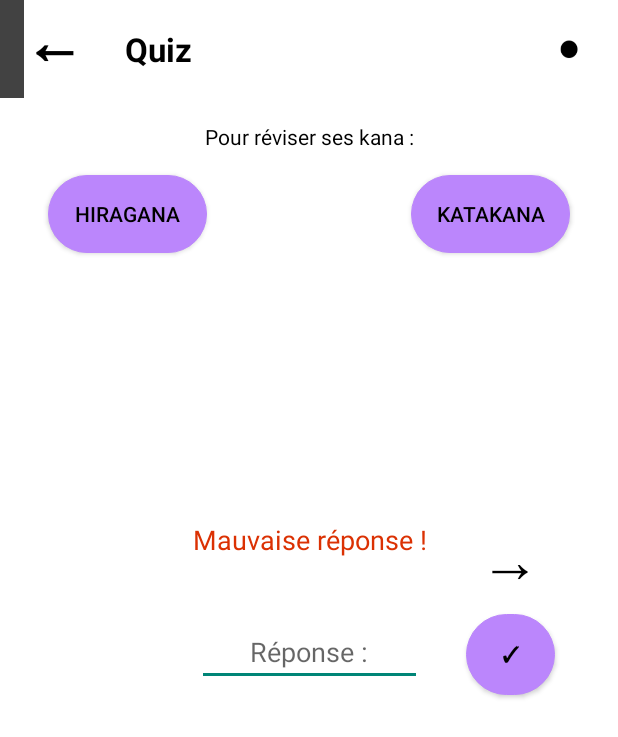
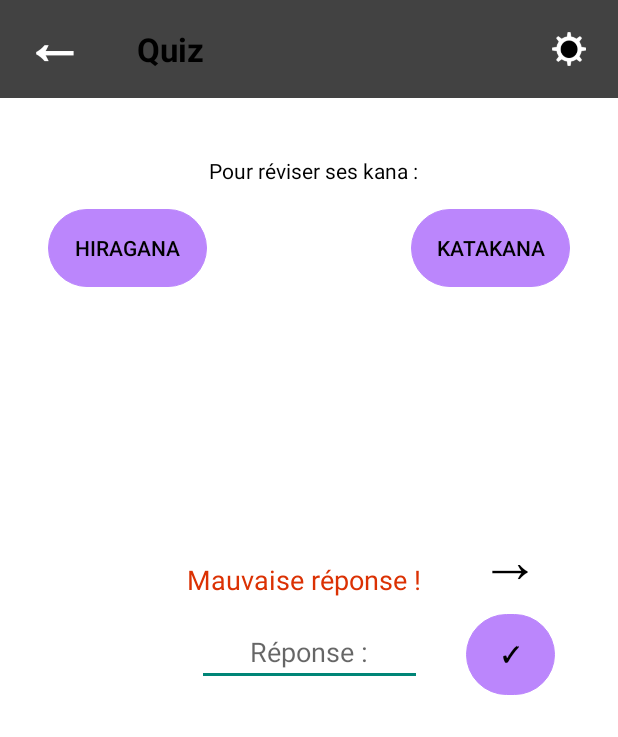
Before and after one commit to TaigaProZz/Learn-Jap-App, an Android app: the layout activity_quiz.xml on its own in the app's theme, with its tools: preview values and no code run, on a phone screen of 412 x 824 dp. Shown: the top 737 px of the screen. Run offline under Robolectric (Android 15) with nearby library versions, the phone set to English and light mode, and no system bars.

Commit message:
design and some update

```diff
--- a/app/build.gradle
+++ b/app/build.gradle
@@ -36,6 +36,7 @@ android {
 
 dependencies {
     implementation "org.jetbrains.kotlin:kotlin-stdlib:$kotlin_version"
+    implementation 'com.google.android.gms:play-services-maps:17.0.1'
     testImplementation 'junit:junit:4.13.1'
     implementation 'com.android.support:appcompat-v7:28.0.0'
     implementation 'com.android.support:recyclerview-v7:28.0.0'
@@ -47,13 +48,13 @@ dependencies {
     // android x
     implementation 'androidx.constraintlayout:constraintlayout:2.0.4'
     implementation 'androidx.legacy:legacy-support-v4:1.0.0'
-    implementation 'androidx.recyclerview:recyclerview:1.2.0'
+    implementation 'androidx.recyclerview:recyclerview:1.2.1'
     implementation 'androidx.lifecycle:lifecycle-livedata-ktx:2.3.1'
     implementation 'androidx.lifecycle:lifecycle-viewmodel-ktx:2.3.1'
     implementation 'androidx.appcompat:appcompat:1.3.0'
     androidTestImplementation 'androidx.test.ext:junit:1.1.2'
     androidTestImplementation 'androidx.test.espresso:espresso-core:3.3.0'
-    implementation 'androidx.preference:preference:1.1.1'
+    implementation 'androidx.preference:preference-ktx:1.1.1'
 
 
     // firebase
--- a/app/src/main/res/layout/activity_hiragana.xml
+++ b/app/src/main/res/layout/activity_hiragana.xml
@@ -17,6 +17,7 @@
         android:layout_height="wrap_content"
         android:background="@color/dark_grey"
         app:layout_constraintEnd_toEndOf="parent"
+        app:layout_constraintHorizontal_bias="0.0"
         app:layout_constraintStart_toStartOf="parent"
         app:layout_constraintTop_toTopOf="parent">
 
@@ -25,8 +26,8 @@
             android:layout_width="36dp"
             android:layout_height="65dp"
             android:layout_marginStart="4dp"
+            android:background="@color/dark_grey"
             android:text="@string/back"
-            android:background="@color/dark_grey"
             android:textColor="@color/white"
             android:textSize="40sp"
             android:textStyle="bold"
--- a/app/src/main/res/layout/activity_quiz.xml
+++ b/app/src/main/res/layout/activity_quiz.xml
@@ -12,20 +12,24 @@
         android:layout_width="match_parent"
         android:layout_height="wrap_content"
         android:background="@color/dark_grey"
+        app:layout_constraintEnd_toEndOf="parent"
         app:layout_constraintStart_toStartOf="parent"
-        app:layout_constraintTop_toTopOf="parent"
-        tools:ignore="MissingConstraints">
+        app:layout_constraintTop_toTopOf="parent">
 
 
         <androidx.constraintlayout.widget.ConstraintLayout
             android:layout_width="match_parent"
-            android:layout_height="match_parent">
+            android:layout_height="match_parent"
+            android:background="@color/dark_grey"
+            >
 
             <TextView
                 android:id="@+id/goingBackArrow"
                 android:layout_width="36dp"
                 android:layout_height="65dp"
+                android:background="@color/dark_grey"
                 android:text="@string/back"
+                android:textColor="@color/white"
                 android:textSize="40sp"
                 android:textStyle="bold"
                 app:layout_constraintBottom_toBottomOf="parent"
@@ -35,11 +39,9 @@
             <TextView
                 android:id="@+id/textView2"
                 android:layout_width="123dp"
-                android:layout_height="64dp"
-                android:layout_gravity="center"
-                android:layout_marginStart="12dp"
+                android:layout_height="65dp"
+                android:background="@color/dark_grey"
                 android:gravity="center"
-                android:paddingRight="40dp"
                 android:text="@string/quiz"
                 android:textSize="22sp"
                 android:textStyle="bold"
@@ -51,8 +53,10 @@
 
             <ImageView
                 android:id="@+id/settings_level"
+                android:background="@color/dark_grey"
+
                 android:layout_width="72dp"
-                android:layout_height="61dp"
+                android:layout_height="65dp"
                 android:src="@drawable/settings_2"
                 app:layout_constraintBottom_toBottomOf="parent"
                 app:layout_constraintEnd_toEndOf="parent"
@@ -68,25 +72,25 @@
         android:id="@+id/textView3"
         android:layout_width="wrap_content"
         android:layout_height="wrap_content"
-        android:layout_marginTop="16dp"
+        android:layout_marginTop="104dp"
         android:text="@string/text_revis"
         app:layout_constraintEnd_toEndOf="parent"
+        app:layout_constraintHorizontal_bias="0.511"
         app:layout_constraintStart_toStartOf="parent"
-        app:layout_constraintTop_toBottomOf="@+id/toolbar_katakana" />
+        app:layout_constraintTop_toTopOf="parent" />
+
 
     <TextView
         android:id="@+id/hiragana_lettre_quiz"
         android:layout_width="175dp"
         android:layout_height="135dp"
-        android:layout_marginTop="148dp"
+        android:layout_marginTop="220dp"
         android:gravity="center"
         android:text="@string/n_katakana"
         android:textSize="74sp"
         app:layout_constraintEnd_toEndOf="parent"
         app:layout_constraintStart_toStartOf="parent"
-        app:layout_constraintTop_toBottomOf="@+id/toolbar_katakana" />
-
-
+        app:layout_constraintTop_toTopOf="parent" />
 
     <EditText
         android:id="@+id/editTextAnswer"
@@ -108,30 +112,30 @@
         android:id="@+id/good_answer"
         android:layout_width="wrap_content"
         android:layout_height="wrap_content"
+        android:gravity="center"
         android:text="@string/bonne_reponse"
         android:textColor="@color/green"
         android:textSize="18sp"
-        android:gravity="center"
         app:layout_constraintBottom_toTopOf="@+id/editTextAnswer"
         app:layout_constraintEnd_toEndOf="parent"
-        app:layout_constraintHorizontal_bias="0.498"
         app:layout_constraintStart_toStartOf="parent"
         app:layout_constraintTop_toBottomOf="@+id/hiragana_lettre_quiz"
-        app:layout_constraintVertical_bias="0.517" />
+        app:layout_constraintVertical_bias="0.972" />
 
     <TextView
         android:id="@+id/wrong_answer"
-        android:layout_width="183dp"
-        android:layout_height="70dp"
+        android:layout_width="185dp"
+        android:layout_height="38dp"
         android:gravity="center_horizontal"
         android:text="@string/mauvaise_reponse"
         android:textColor="@color/red"
         android:textSize="18sp"
         app:layout_constraintBottom_toTopOf="@+id/editTextAnswer"
         app:layout_constraintEnd_toEndOf="parent"
+        app:layout_constraintHorizontal_bias="0.482"
         app:layout_constraintStart_toStartOf="parent"
         app:layout_constraintTop_toBottomOf="@+id/hiragana_lettre_quiz"
-        app:layout_constraintVertical_bias="0.25" />
+        app:layout_constraintVertical_bias="1.0" />
 
     <Button
         android:id="@+id/buttonValidate"
--- a/app/src/main/res/values/strings.xml
+++ b/app/src/main/res/values/strings.xml
@@ -97,4 +97,5 @@
     <string name="eszdzdadadadad">eszdzdadadadad</string>
     <string name="nom">Nom:</string>
     <string name="email">Email:</string>
+    <string name="title_activity_maps">Map</string>
 </resources>
```
Also changed, not shown: app/src/debug/res/values/google_maps_api.xml (added, +23 -0 lines), app/src/main/AndroidManifest.xml (+24 -3 lines), app/src/main/java/fr/taigaprozz/kanjikana/account/LoginActivity.kt (+11 -5 lines), app/src/main/java/fr/taigaprozz/kanjikana/account/RegisterActivity.kt (+7 -4 lines), app/src/main/java/fr/taigaprozz/kanjikana/main/MainActivity.kt (+10 -0 lines), app/src/main/java/fr/taigaprozz/kanjikana/main/SettingsActivity.kt (+4 -3 lines), app/src/main/res/layout/activity_login.xml (+9 -18 lines), app/src/main/res/layout/activity_maps.xml (added, +9 -0 lines), app/src/main/res/layout/activity_settings_quiz.xml (+9 -5 lines), 1 other file.
